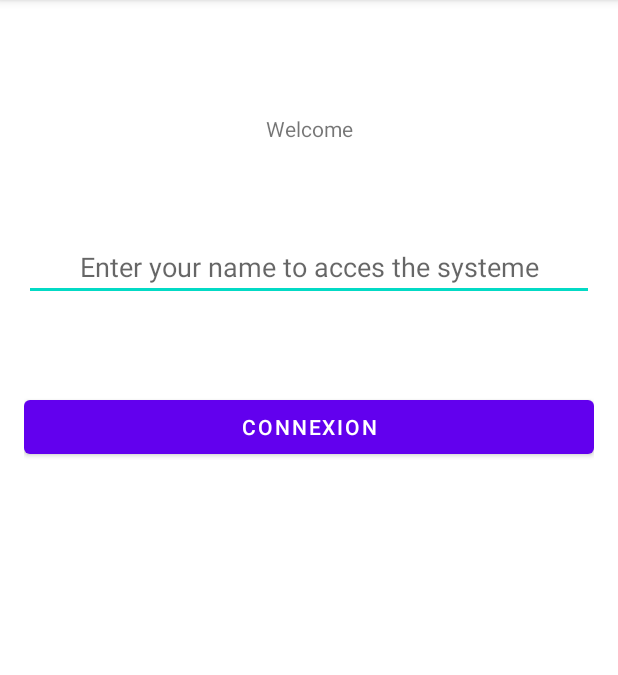
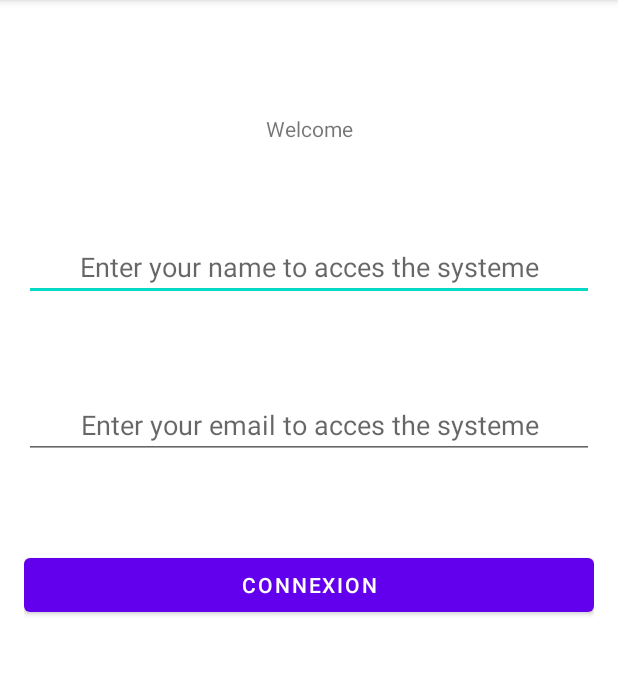
Before and after one commit to iCm187/FirstApp, an Android app: the screen it shows after launch (MainActivity), on a phone screen of 412 x 824 dp, the part 84-759 px from its top. Run offline under Robolectric (Android 15) with nearby library versions, the phone set to English and light mode, and no system bars.

Commit message:
update application

```diff
--- a/app/src/main/java/com/example/firstapp/AndroidEssentialsListActivity.kt
+++ b/app/src/main/java/com/example/firstapp/AndroidEssentialsListActivity.kt
@@ -23,7 +23,7 @@ class AndroidEssentialsListActivity : AppCompatActivity() {
 
     override fun onCreate(savedInstanceState: Bundle?) {
         super.onCreate(savedInstanceState)
-        setContentView(R.layout.activity_android_essential_list)
+        setContentView(R.layout.activity_android_essentials_list)
         setViewItems()
     }
 
--- /dev/null
+++ b/app/src/main/java/com/example/firstapp/User.kt
@@ -0,0 +1,5 @@
+package com.example.firstapp
+
+class User {
+
+}
--- a/app/src/main/res/layout/activity_main.xml
+++ b/app/src/main/res/layout/activity_main.xml
@@ -31,12 +31,23 @@
         android:gravity="center"
         />
 
+    <EditText
+        android:layout_width="match_parent"
+        android:layout_height="wrap_content"
+        app:layout_constraintStart_toStartOf="parent"
+        app:layout_constraintTop_toBottomOf="@id/code"
+        android:id="@+id/email"
+        android:layout_marginTop="60dp"
+        android:hint="@string/enter_your_email_to_acces_the_systeme"
+        android:gravity="center"
+        />
+
     <Button
         android:id="@+id/login_bt"
         android:layout_width="match_parent"
         android:layout_height="wrap_content"
         app:layout_constraintStart_toStartOf="parent"
-        app:layout_constraintTop_toBottomOf="@id/code"
+        app:layout_constraintTop_toBottomOf="@id/email"
         android:layout_marginTop="60dp"
         android:text="@string/connexion"
         android:gravity="center"
--- a/app/src/main/res/values/strings.xml
+++ b/app/src/main/res/values/strings.xml
@@ -4,4 +4,5 @@
     <string name="enter_your_name_to_acces_the_systeme">Enter your name to acces the systeme</string>
     <string name="connexion">Connexion</string>
     <string name="display_android_essentials">Display Android Essentials</string>
+    <string name="enter_your_email_to_acces_the_systeme" >Enter your email to acces the systeme</string>
 </resources>
```
Also changed, not shown: app/src/main/res/layout/activity_hello.xml (+10 -0 lines), app/src/main/java/com/example/firstapp/AndroidEssentialsRecyclerViewAdapter.kt (renamed from app/src/main/java/com/example/firstapp/AndroidEssentialsRecycleViewAdapter.kt), app/src/main/res/layout/activity_android_essentials_list.xml (renamed from app/src/main/res/layout/activity_android_essential_list.xml).
